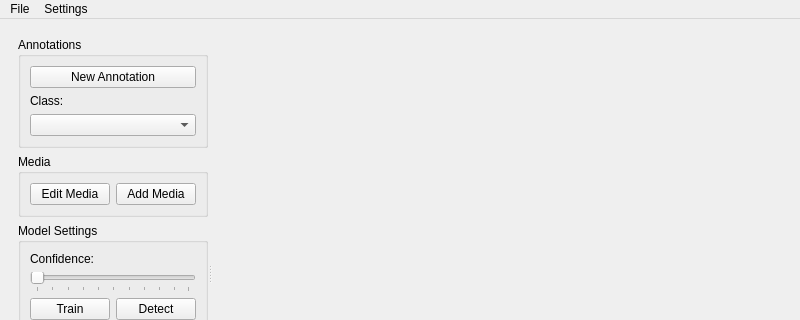
This is src/core/mainwindow.ui in OceanEye-Project/OceanEye-QT as Qt 5 draws it before an edit; both pictures show x 0 to 800 and y 0 to 320 of the 800 by 856 pixel window. The edited form follows.
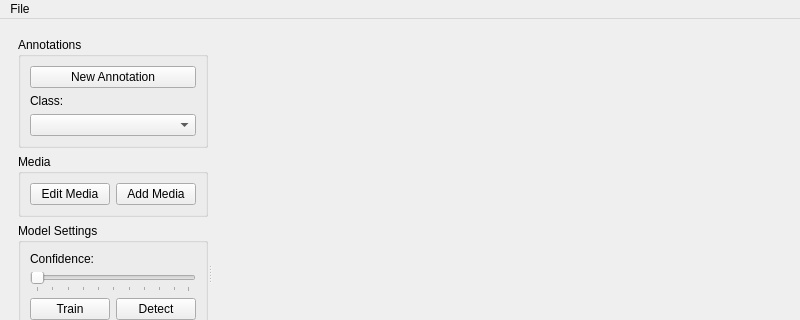
This is the edited form.

Patch:
```diff
--- a/src/core/mainwindow.ui
+++ b/src/core/mainwindow.ui
@@ -357,7 +357,7 @@
      <x>0</x>
      <y>0</y>
      <width>800</width>
-     <height>22</height>
+     <height>21</height>
     </rect>
    </property>
    <widget class="QMenu" name="menuOceanEye">
@@ -369,15 +369,9 @@
     <addaction name="actionSettings"/>
     <addaction name="actionOpenFile"/>
     <addaction name="actionImport"/>
-   </widget>
-   <widget class="QMenu" name="menuSettings">
-    <property name="title">
-     <string>Settings</string>
-    </property>
-    <addaction name="actionOpenSettings"/>
+    <addaction name="actionOpenProjectFolder"/>
    </widget>
    <addaction name="menuOceanEye"/>
-   <addaction name="menuSettings"/>
   </widget>
   <action name="actionNew_Project">
    <property name="text">
```
Left out of the diff: 23 changed lines with no effect on the pictures.
